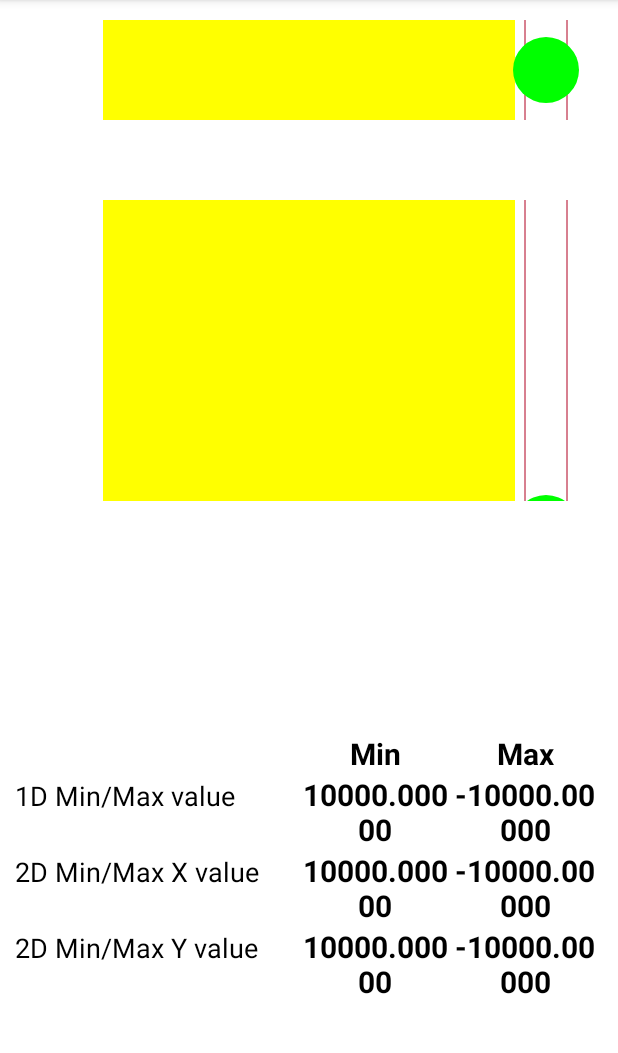
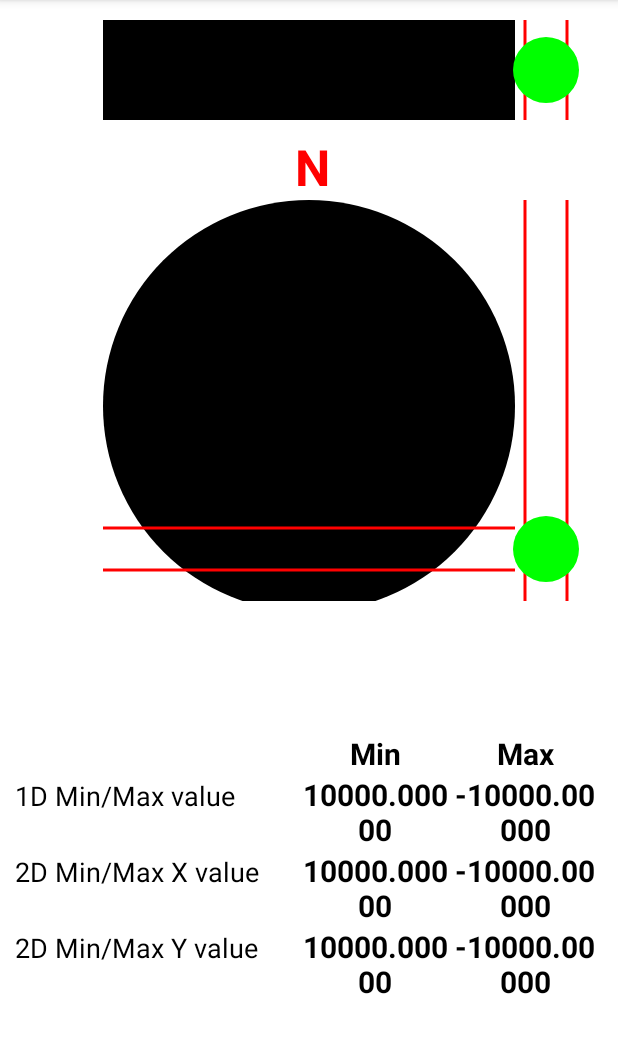
Before and after one commit to damola25/Projects, an Android app: the screen it shows after launch (MainActivity), on a phone screen of 412 x 824 dp, the part 84-1137 px from its top. Run offline under Robolectric (Android 15) with nearby library versions, the phone set to English and light mode, and no system bars.

Commit message:
Bracket 06 task completed

```diff
--- a/app/src/main/java/com/jadeapps/bubbleapplication/OneDCustomView.java
+++ b/app/src/main/java/com/jadeapps/bubbleapplication/OneDCustomView.java
@@ -109,12 +109,13 @@ public class OneDCustomView extends View implements SensorEventListener {
 
         oneDRectanglePaint = new Paint(Paint.ANTI_ALIAS_FLAG);
         oneDRectanglePaint.setStyle(Paint.Style.FILL);
-        oneDRectanglePaint.setColor(Color.YELLOW);
+        oneDRectanglePaint.setColor(Color.BLACK);
 
         redPaint = new Paint(Paint.ANTI_ALIAS_FLAG);
-        redPaint.setColor(this.getResources().getColor(R.color.design_default_color_error));
+        redPaint.setColor(Color.RED);
         redPaint.setTextAlign(Paint.Align.CENTER);
         redPaint.setTextSize(50f);
+        redPaint.setStrokeWidth(getContext().getResources().getDisplayMetrics().density * 2);
         redPaint.setTypeface(Typeface.create(Typeface.DEFAULT, Typeface.BOLD));
 
         bubblePaint = new Paint(Paint.ANTI_ALIAS_FLAG);
--- a/app/src/main/java/com/jadeapps/bubbleapplication/TwoDCustomView.java
+++ b/app/src/main/java/com/jadeapps/bubbleapplication/TwoDCustomView.java
@@ -45,6 +45,10 @@ public class TwoDCustomView extends View implements SensorEventListener  {
     private Paint twoDRectanglePaint;
     private Bitmap twoDRectangleBitmap;
 
+    private int screenWidth = 0;
+
+    private int rotationAngle;
+
     private double angleInDegreesXAxis, angleInDegreesYAxis, minXValue, maxXValue, minYValue, maxYValue;
 
     private Integer twoDPlaneLength;
@@ -68,6 +72,7 @@ public class TwoDCustomView extends View implements SensorEventListener  {
         DisplayMetrics displayMetrics = this.getResources().getDisplayMetrics();
         int width = displayMetrics.widthPixels;
         int height = displayMetrics.heightPixels;
+        screenWidth = width;
 
         if (width > height) {
             Integer half = (Integer) width/2;
@@ -81,6 +86,7 @@ public class TwoDCustomView extends View implements SensorEventListener  {
         }
 
         twoDRectangleHeight = 100;
+        rotationAngle = 0;
 
         Log.d(TAG, "init: Initializing Sensor Services");
         sensorManager = (SensorManager) getContext().getSystemService(Context.SENSOR_SERVICE);
@@ -107,12 +113,13 @@ public class TwoDCustomView extends View implements SensorEventListener  {
 
         twoDRectanglePaint = new Paint(Paint.ANTI_ALIAS_FLAG);
         twoDRectanglePaint.setStyle(Paint.Style.FILL);
-        twoDRectanglePaint.setColor(Color.YELLOW);
+        twoDRectanglePaint.setColor(Color.BLACK);
 
         redPaint = new Paint(Paint.ANTI_ALIAS_FLAG);
-        redPaint.setColor(this.getResources().getColor(R.color.design_default_color_error));
+        redPaint.setColor(Color.RED);
         redPaint.setTextAlign(Paint.Align.CENTER);
         redPaint.setTextSize(50f);
+        redPaint.setStrokeWidth(getContext().getResources().getDisplayMetrics().density * 2);
         redPaint.setTypeface(Typeface.create(Typeface.DEFAULT, Typeface.BOLD));
 
         bubblePaint = new Paint(Paint.ANTI_ALIAS_FLAG);
@@ -138,11 +145,11 @@ public class TwoDCustomView extends View implements SensorEventListener  {
         if (width > height) {
             half = (Integer) width/2;
             customViewWidth = half;
-            customViewHeight = height-150;
+            customViewHeight = height- 50;
             setMeasuredDimension(half, customViewHeight);
         } else {
             half = (Integer) height/2;
-            customViewHeight = half - 150;
+            customViewHeight = half - 50;
             customViewWidth = width;
             setMeasuredDimension(width, customViewHeight);
         }
@@ -152,10 +159,33 @@ public class TwoDCustomView extends View implements SensorEventListener  {
     public void onDraw(Canvas canvas) {
         super.onDraw(canvas);
 
-        canvas.drawRect(twoDRectangle, twoDRectanglePaint);
+//        canvas.drawRect(twoDRectangle, twoDRectanglePaint);
 
-        canvas.drawLine(computeLineLocationOnCustomViewY(MAX_DEGREE), 50, computeLineLocationOnCustomViewY(MAX_DEGREE), ((twoDPlaneLength*4)+twoDPlaneLength), redPaint);
-        canvas.drawLine(computeLineLocationOnCustomViewY(MIN_DEGREE), 50, computeLineLocationOnCustomViewY(MIN_DEGREE), ((twoDPlaneLength*4)+twoDPlaneLength), redPaint);
+        int radius = (Integer)(((twoDPlaneLength*4))/2);
+        canvas.drawCircle((twoDPlaneLength+radius), (50+radius), radius, twoDRectanglePaint);
+        canvas.save();
+        canvas.rotate(rotationAngle, (twoDPlaneLength+radius), (50+radius));
+
+        int textWidth = (int)redPaint.measureText("N");
+        int textHeight = (int)redPaint.measureText("yY");
+        int halfScreenWidth = (twoDPlaneLength + 3 + ((Integer)(twoDPlaneLength*4)/2));
+        int halfScreenTop = -20;
+
+        for (int i = 0; i < 24; i++) {
+            canvas.translate(0, textHeight);
+            if (i % 6 == 0) {
+                String dirString = "";
+                switch (i) {
+                    case(0) : dirString = "N"; break;
+                    default:  dirString = "";  break;
+                }
+                canvas.drawText(dirString, halfScreenWidth, halfScreenTop, redPaint);
+            }
+            canvas.rotate(15, (twoDPlaneLength+radius), (50+radius));
+        }
+
+        canvas.drawLine(computeLineLocationOnCustomViewY(MAX_DEGREE), 50, computeLineLocationOnCustomViewY(MAX_DEGREE), ((twoDPlaneLength*4)+50), redPaint);
+        canvas.drawLine(computeLineLocationOnCustomViewY(MIN_DEGREE), 50, computeLineLocationOnCustomViewY(MIN_DEGREE), ((twoDPlaneLength*4)+50), redPaint);
 
         canvas.drawLine(twoDPlaneLength, computeLineLocationOnCustomViewX(MAX_DEGREE),  ((twoDPlaneLength*4)+twoDPlaneLength), computeLineLocationOnCustomViewX(MAX_DEGREE), redPaint);
         canvas.drawLine(twoDPlaneLength, computeLineLocationOnCustomViewX(MIN_DEGREE),  ((twoDPlaneLength*4)+twoDPlaneLength), computeLineLocationOnCustomViewX(MIN_DEGREE), redPaint);
@@ -164,7 +194,7 @@ public class TwoDCustomView extends View implements SensorEventListener  {
     }
 
     private int computeLineLocationOnCustomViewX(double angle){
-        Double value =  ( - angle + 180d) * 2.1d;
+        Double value =  ( - angle + 190d) * 2.1d;
         return value.intValue();
     }
 
```
